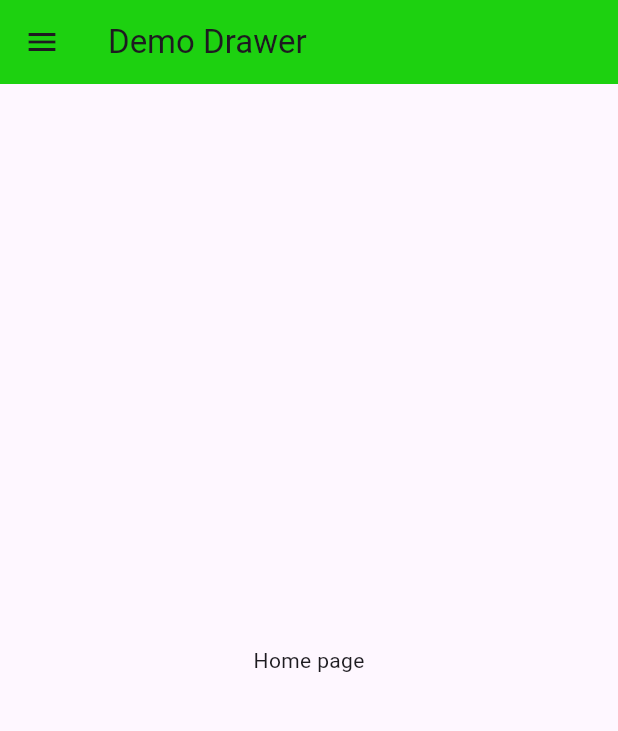
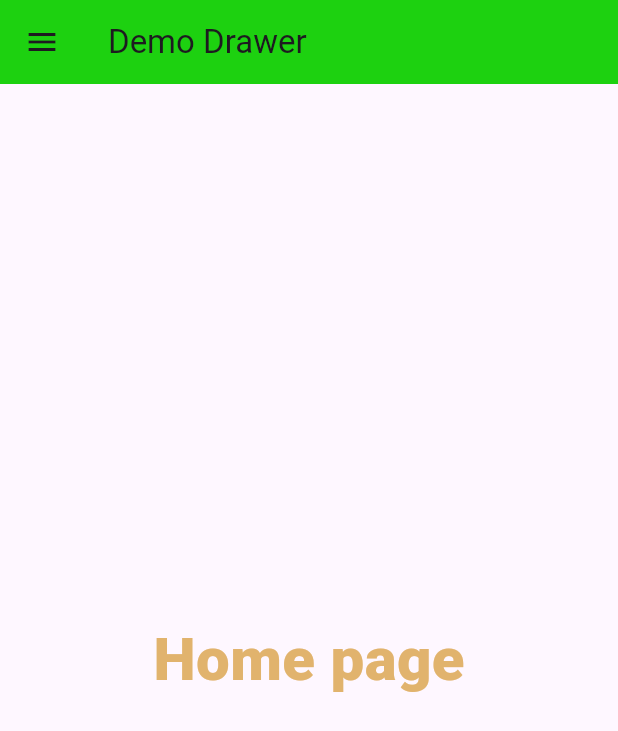
Before and after one commit to HoangDuyHuong/Basic-Drawer-, a Flutter app: the screen it shows after launch, on a phone screen of 412 x 824 dp. Shown: the top 731 px of the screen. Run offline on Flutter 3.47's test engine with Material 3 defaults, Android fonts, the phone set to English and light mode, and no system bars.

Commit message:
modify text style

```diff
--- a/lib/Drawer.dart
+++ b/lib/Drawer.dart
@@ -3,9 +3,9 @@ import 'pages/SharePage.dart';
 import 'pages/SettingsPage.dart';
 import 'pages/LogoutPage.dart';
 
-class My_Drawer extends StatelessWidget {
+class MyDrawer extends StatelessWidget {
   final Function(int) onMenuTap;
-  const My_Drawer({super.key, required this.onMenuTap});
+  const MyDrawer({super.key, required this.onMenuTap});
 
   @override
   Widget build(BuildContext context) {
@@ -16,7 +16,7 @@ class My_Drawer extends StatelessWidget {
           UserAccountsDrawerHeader(accountName: Text('TH Group'), accountEmail: Text('MrH3 Classes'),
           currentAccountPicture: CircleAvatar(
             child: ClipOval(
-              child: Image.network(
+              child:  Image.network(
                 'https://static.vecteezy.com/system/resources/previews/015/550/224/original/creative-letter-th-logo-gaming-esport-with-shield-and-sword-design-ideas-vector.jpg',
               width: 90,
               height: 90,
--- a/lib/main.dart
+++ b/lib/main.dart
@@ -31,29 +31,27 @@ class _MyHomePageState extends State<MyHomePage> {
   int _selectedIndex = -1;
 
   final _pages = const [
-    Center(child: Text("Item 1: My profile")),
-    Center(child: Text("Item 2: Friends")),
-    Center(child: Text("Item 3: Favourite")),
-    Center(child: Text("Item 4: Edit Profile")),
+    Center(child: Text('My profile Page',style: TextStyle(fontSize: 40,fontWeight: FontWeight.w800 ,color:  Color.fromARGB(255, 225, 179, 109)),)),
+    Center(child: Text('Friends Page',style: TextStyle(fontSize: 40,fontWeight: FontWeight.w800 ,color: Color.fromARGB(255, 225, 179, 109)),)),
+    Center(child: Text('Favourite Page',style: TextStyle(fontSize: 40,fontWeight: FontWeight.w800 ,color: Color.fromARGB(255, 225, 179, 109)),)),
+    Center(child: Text('Edit Profile Page',style: TextStyle(fontSize: 40,fontWeight: FontWeight.w800 ,color: Color.fromARGB(255, 225, 179, 109)),)),
   ];
 
   void _onMenuTap(int index){
-    setState(() {
-      _selectedIndex = index;
-    });
+    setState(() => _selectedIndex = index);
     Navigator.pop(context);
     }
   @override
   Widget build(BuildContext context) {
     return Scaffold(
-      drawer: My_Drawer(onMenuTap: _onMenuTap),
+      drawer: MyDrawer(onMenuTap: _onMenuTap),
       appBar: AppBar(
         title: Text('Demo Drawer'),
         backgroundColor: const Color.fromARGB(255, 29, 209, 16),
 
       ),
       body: _selectedIndex == -1
-      ? Center(child: Text('Home page'),)
+      ? Center(child: Text('Home page',style: TextStyle(fontSize: 40,fontWeight: FontWeight.w800 ,color: const Color.fromARGB(255, 225, 179, 109)),),)
       : _pages[_selectedIndex],
    );
   }
--- a/lib/pages/LogoutPage.dart
+++ b/lib/pages/LogoutPage.dart
@@ -4,8 +4,8 @@ class LogoutPage extends StatelessWidget {
   @override
   Widget build(BuildContext context) {
     return Scaffold(
-      appBar: AppBar(title: Text("Logout Page")),
-      body: Center(child: Text("You have logged out")),
+      appBar: AppBar(title: Text("Logout Page",style: TextStyle(fontSize: 40,fontWeight: FontWeight.w800 ,color: const Color.fromARGB(255, 225, 179, 109)),)),
+      body: Center(child: Text("You have logged out",style: TextStyle(fontSize: 40,fontWeight: FontWeight.w800 ,color: const Color.fromARGB(255, 225, 179, 109)),)),
     );
   }
 }
--- a/lib/pages/SettingsPage.dart
+++ b/lib/pages/SettingsPage.dart
@@ -4,8 +4,8 @@ class SettingsPage extends StatelessWidget {
   @override
   Widget build(BuildContext context) {
     return Scaffold(
-      appBar: AppBar(title: Text("Settings Page")),
-      body: Center(child: Text("This is Settings Page")),
+      appBar: AppBar(title: Text("Settings Page",style: TextStyle(fontSize: 40,fontWeight: FontWeight.w800 ,color: const Color.fromARGB(255, 225, 179, 109)),)),
+      body: Center(child: Text("This is Settings Page",style: TextStyle(fontSize: 40,fontWeight: FontWeight.w800 ,color: const Color.fromARGB(255, 225, 179, 109)),)),
     );
   }
 }
--- a/lib/pages/SharePage.dart
+++ b/lib/pages/SharePage.dart
@@ -4,8 +4,8 @@ class SharePage extends StatelessWidget {
   @override
   Widget build(BuildContext context) {
     return Scaffold(
-      appBar: AppBar(title: Text("Share Page")),
-      body: Center(child: Text("This is Share Page")),
+      appBar: AppBar(title: Text("Share Page",style: TextStyle(fontSize: 40,fontWeight: FontWeight.w800 ,color: const Color.fromARGB(255, 225, 179, 109)),)),
+      body: Center(child: Text("This is Share Page",style: TextStyle(fontSize: 40,fontWeight: FontWeight.w800 ,color: const Color.fromARGB(255, 225, 179, 109)),)),
     );
   }
 }
```
